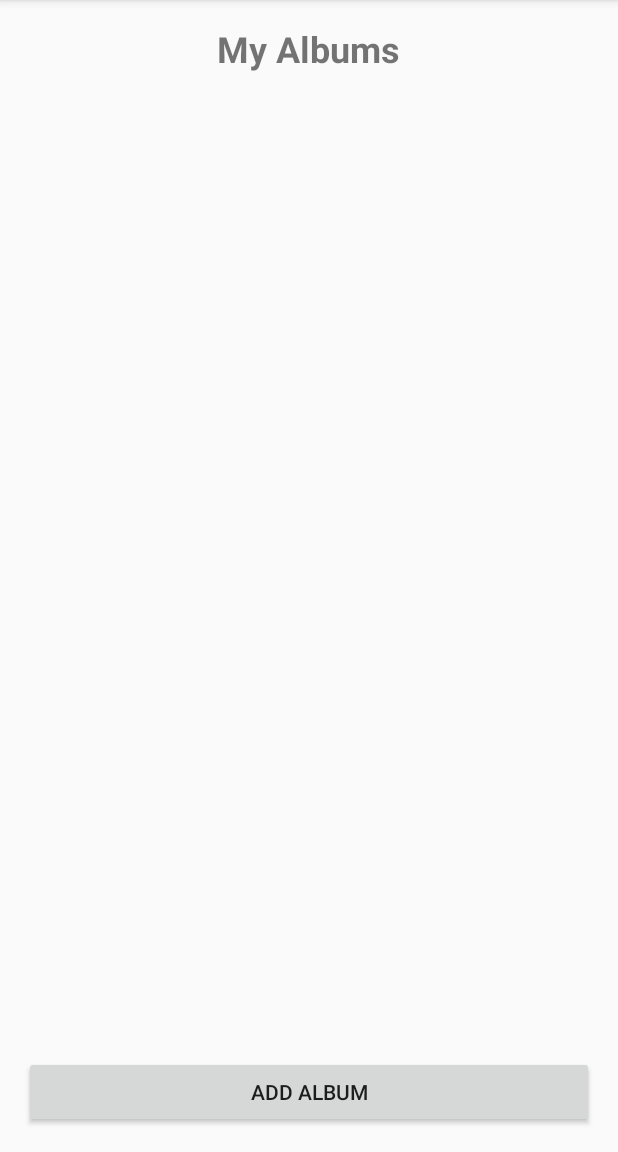
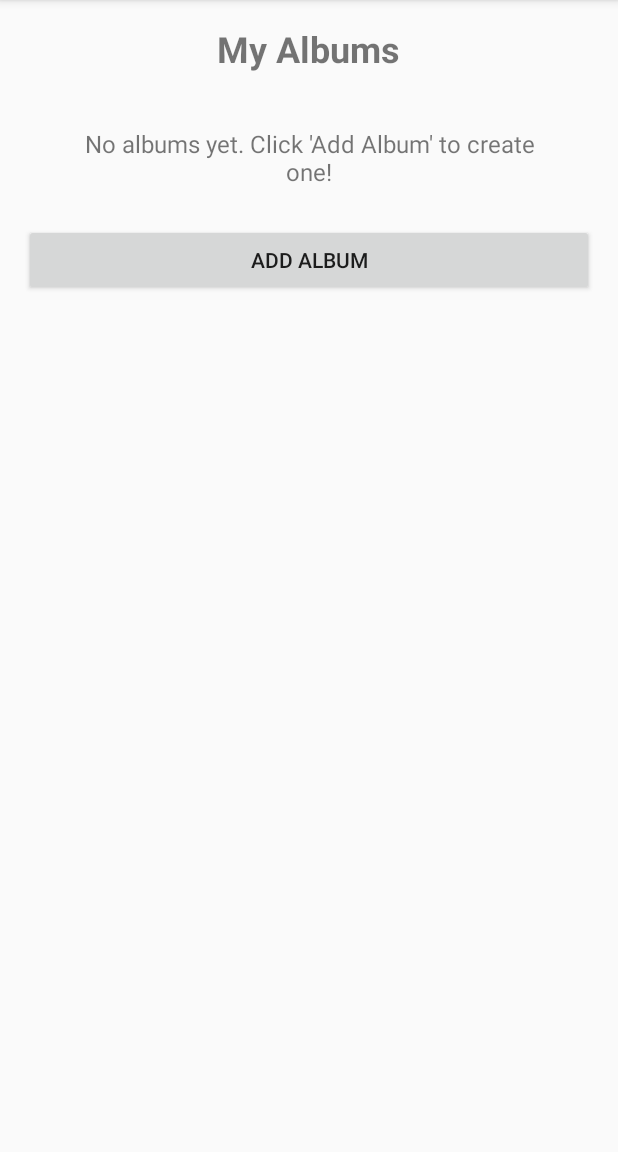
Before and after one commit to adam-shen/Photos21-Android-Port, an Android app built with Jetpack Compose: the screen it shows after launch (MainActivity), on a phone screen of 412 x 824 dp, the part 84-1236 px from its top. Run offline under Robolectric (Android 15) with nearby library versions, the phone set to English and light mode, and no system bars.

Commit message:
"No albums yet" message

```diff
--- a/app/src/main/java/com/example/photosandroid/MainActivity.java
+++ b/app/src/main/java/com/example/photosandroid/MainActivity.java
@@ -3,6 +3,7 @@ package com.example.photosandroid;
 import android.os.Bundle;
 import android.view.View;
 import android.widget.Button;
+import android.widget.TextView;
 import androidx.appcompat.app.AppCompatActivity;
 import androidx.recyclerview.widget.LinearLayoutManager;
 import androidx.recyclerview.widget.RecyclerView;
@@ -17,6 +18,7 @@ public class MainActivity extends AppCompatActivity {
 
     private ArrayList<Album> albums;
     private RecyclerView albumRecyclerView;
+    private TextView emptyAlbumText;
     private AlbumAdapter albumAdapter;
     private static final String FILE_NAME = "albums.ser";
 
@@ -26,6 +28,7 @@ public class MainActivity extends AppCompatActivity {
         setContentView(R.layout.activity_main);
 
         albumRecyclerView = findViewById(R.id.albumRecyclerView);
+        emptyAlbumText = findViewById(R.id.emptyAlbumText);
         albumRecyclerView.setLayoutManager(new LinearLayoutManager(this));
 
         albums = SerializationUtil.load(this, FILE_NAME);
@@ -39,7 +42,10 @@ public class MainActivity extends AppCompatActivity {
                 showAlbumOptionsDialog(album, position);
             }
         });
+
         albumRecyclerView.setAdapter(albumAdapter);
+
+        updateEmptyState();
 
         Button addAlbumButton = findViewById(R.id.addAlbumButton);
         addAlbumButton.setOnClickListener(new View.OnClickListener() {
@@ -49,6 +55,7 @@ public class MainActivity extends AppCompatActivity {
                 albums.add(newAlbum);
                 albumAdapter.notifyItemInserted(albums.size() - 1);
                 SerializationUtil.save(albums, MainActivity.this, FILE_NAME);
+                updateEmptyState();
             }
         });
     }
@@ -69,7 +76,7 @@ public class MainActivity extends AppCompatActivity {
     private void showRenameAlbumDialog(Album album, int position) {
         android.widget.EditText input = new android.widget.EditText(this);
         input.setText(album.getName());
-        input.setSelection(input.getText().length()); // move cursor to end
+        input.setSelection(input.getText().length()); // Move cursor to end
 
         new android.app.AlertDialog.Builder(this)
                 .setTitle("Rename Album")
@@ -98,6 +105,7 @@ public class MainActivity extends AppCompatActivity {
                     albums.remove(position);
                     SerializationUtil.save(albums, this, FILE_NAME);
                     albumAdapter.notifyItemRemoved(position);
+                    updateEmptyState();
                 })
                 .setNegativeButton("Cancel", null)
                 .show();
@@ -112,6 +120,15 @@ public class MainActivity extends AppCompatActivity {
         return false;
     }
 
+    private void updateEmptyState() {
+        if (albums.isEmpty()) {
+            emptyAlbumText.setVisibility(View.VISIBLE);
+            albumRecyclerView.setVisibility(View.GONE);
+        } else {
+            emptyAlbumText.setVisibility(View.GONE);
+            albumRecyclerView.setVisibility(View.VISIBLE);
+        }
+    }
 }
 
 //Home screen: show album list
--- a/app/src/main/res/layout/activity_main.xml
+++ b/app/src/main/res/layout/activity_main.xml
@@ -16,6 +16,16 @@
         android:layout_gravity="center_horizontal"
         android:paddingBottom="12dp" />
 
+    <TextView
+        android:id="@+id/emptyAlbumText"
+        android:layout_width="match_parent"
+        android:layout_height="wrap_content"
+        android:text="No albums yet. Click 'Add Album' to create one!"
+        android:textAlignment="center"
+        android:textSize="16sp"
+        android:visibility="gone"
+        android:padding="24dp" />
+
     <androidx.recyclerview.widget.RecyclerView
         android:id="@+id/albumRecyclerView"
         android:layout_width="match_parent"
```
Also changed, not shown: app/src/main/res/layout/activity_album.xml (+10 -0 lines).
